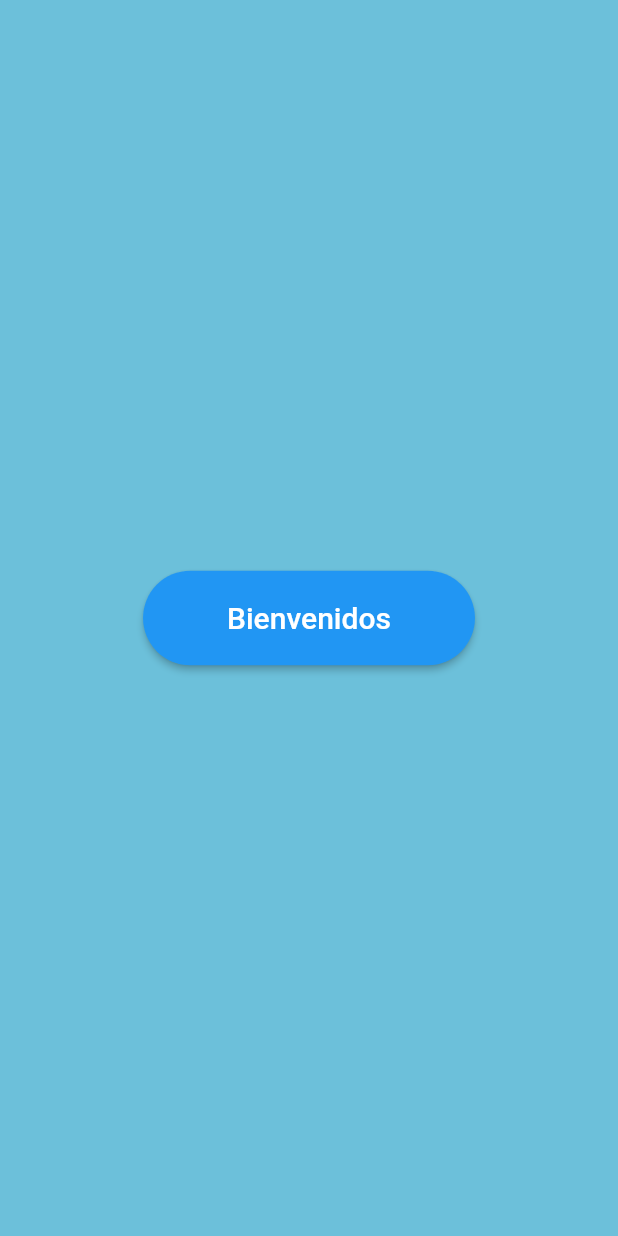
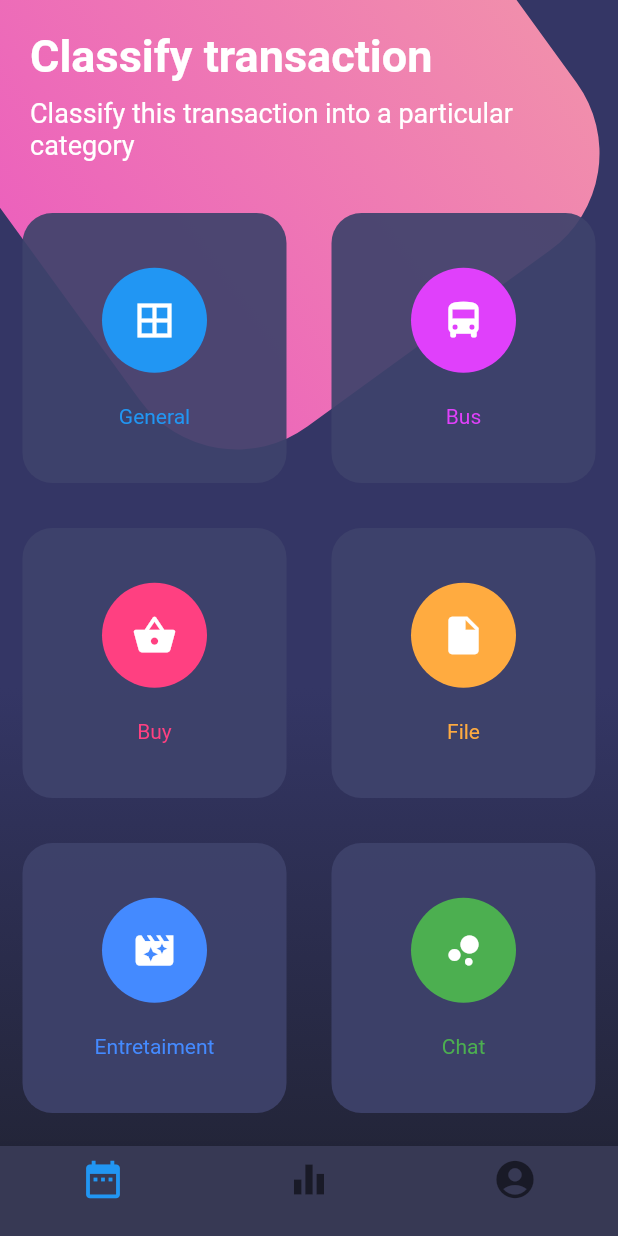
Before and after one commit to EstebanIndiveri/TravelF, a Flutter app: the screen it shows after launch, scrolled down 576 dp, after a tap on "Bienvenidos", on a phone screen of 412 x 824 dp. Run offline on Flutter 3.47's test engine with Material 2 defaults, Android fonts, the phone set to English and light mode, and no system bars.

Commit message:
final update v.1.5

```diff
--- a/lib/main.dart
+++ b/lib/main.dart
@@ -1,12 +1,15 @@
 import 'package:disenos/src/pages/basico_page.dart';
+import 'package:disenos/src/pages/botones_page.dart';
 import 'package:disenos/src/pages/scroll_page.dart';
 import 'package:flutter/material.dart';
+import 'package:flutter/services.dart';
 
 void main() => runApp(MyApp());
 
 class MyApp extends StatelessWidget {
   @override
   Widget build(BuildContext context) {
+    // SystemChrome.setSystemUIOverlayStyle();
     return MaterialApp(
       debugShowCheckedModeBanner: false,
       title: 'Diseños',
@@ -14,6 +17,7 @@ class MyApp extends StatelessWidget {
       routes: {
         'basico':(BuildContext context)=>BasicoPage(),
         'scroll':(BuildContext context)=>ScrollPage(),
+        'botones':(BuildContext context)=>BotonesPage(),
       },
     );
   }
--- /dev/null
+++ b/lib/src/pages/botones_page.dart
@@ -0,0 +1,171 @@
+import 'dart:math';
+import 'dart:ui';
+
+import 'package:flutter/material.dart';
+
+class BotonesPage extends StatelessWidget {
+  @override
+  Widget build(BuildContext context) {
+    return Scaffold(
+      body: Stack(
+        children: <Widget>[
+          _fondoApp(),
+          SingleChildScrollView(
+            child: Column(
+              children: <Widget>[
+                _titulos(),
+                _botonesRedondeados(),
+              ],
+            ),
+          )
+        ],
+      ),
+      bottomNavigationBar: _bottomNavigationBar(context),
+    );
+  }
+
+  Widget _fondoApp() {
+    final gradiente=Container(
+      height: double.infinity,
+      width: double.infinity,
+      decoration: BoxDecoration(
+        gradient: LinearGradient(
+          begin: FractionalOffset(0.0,0.6),
+          end:FractionalOffset(0.0,1.0),
+          colors: [
+            Color.fromRGBO(52, 54, 101, 1.0),
+            Color.fromRGBO(35, 37, 57, 1.0)
+          ]
+        )
+      ),
+    );
+
+    final cajaRosa=Transform.rotate(
+      angle: -pi /5.0,
+      child: Container(
+          height: 360.0,
+          width: 360.0,
+          decoration: BoxDecoration(
+            borderRadius: BorderRadius.circular(80.0),
+            gradient: LinearGradient(
+              colors: [
+                Color.fromRGBO(236, 98, 188, 1.0),
+                Color.fromRGBO(241, 142, 172, 1.0)
+              ]
+            )
+          ),
+        ),
+      );
+
+
+    return Stack(
+      children: <Widget>[
+        gradiente,
+        Positioned(
+          top: -100,
+          child:cajaRosa
+        )
+      ],
+    );
+
+  }
+
+  Widget _titulos() {
+    return SafeArea(
+          child: Container(
+          padding: EdgeInsets.all(20.0),
+          child: Column(
+            crossAxisAlignment: CrossAxisAlignment.start,
+            children: <Widget>[
+              Text('Classify transaction',style:TextStyle(color:Colors.white,fontSize: 30.0,fontWeight: FontWeight.bold)),
+              SizedBox(height: 10.0),
+              Text('Classify this transaction into a particular category',style:TextStyle(color:Colors.white,fontSize: 18.0))
+            ],
+          ),
+        ),
+    );
+  }
+
+  Widget _bottomNavigationBar(BuildContext context){
+    return Theme(
+      data:Theme.of(context).copyWith(
+        canvasColor: Color.fromRGBO(55, 57, 84, 1.0),
+        primaryColor: Color.fromRGBO(241, 142, 172, 1.0),
+        textTheme: Theme.of(context).textTheme.copyWith(caption:TextStyle(color: Color.fromRGBO(116, 117, 152, 1.0)))
+      ),
+      child: BottomNavigationBar(
+        items: <BottomNavigationBarItem>[
+          BottomNavigationBarItem(
+            icon:Icon(Icons.date_range,size: 30.0,),
+            title: Container(),
+          ),
+           BottomNavigationBarItem(
+            icon:Icon(Icons.equalizer,size: 30.0,),
+            title: Container(),
+          ),
+          BottomNavigationBarItem(
+            icon:Icon(Icons.account_circle,size: 30.0,),
+            title: Container(),
+          )
+        ],
+      ),
+    );
+  }
+
+  Widget _botonesRedondeados(){
+    return Table(
+      children: [
+        TableRow(
+          children: [
+            _crearBotonRedondeado(Colors.blue,Icons.border_all,'General'),
+            _crearBotonRedondeado(Colors.purpleAccent,Icons.directions_bus,'Bus')
+          ]
+        ),
+        TableRow(
+          children: [
+            _crearBotonRedondeado(Colors.pinkAccent,Icons.shopping_basket,'Buy'),
+            _crearBotonRedondeado(Colors.orangeAccent,Icons.insert_drive_file,'File')
+          ]
+        ),
+        TableRow(
+          children: [
+            _crearBotonRedondeado(Colors.blueAccent,Icons.movie_filter,'Entretaiment'),
+            _crearBotonRedondeado(Colors.green,Icons.bubble_chart,'Chat')
+          ]
+        ),
+        TableRow(
+          children: [
+            _crearBotonRedondeado(Colors.red,Icons.collections,'Photos'),
+            _crearBotonRedondeado(Colors.teal,Icons.help_outline,'Help')
+          ]
+        )
+      ],
+    );
+  }
+
+  Widget _crearBotonRedondeado(Color color,IconData icono,String texto){
+
+    return Container(
+          height: 180.0,
+          margin: EdgeInsets.all(15.0),
+          decoration: BoxDecoration(
+            color:Color.fromRGBO(62, 66, 107, 0.92),
+            borderRadius: BorderRadius.circular(20.0)
+          ),
+          child: Column(
+            mainAxisAlignment: MainAxisAlignment.spaceAround,
+            children: <Widget>[
+              SizedBox(height: 5.0,),
+              CircleAvatar(
+                backgroundColor: color,
+                radius: 35.0,
+                child: Icon(icono, color: Colors.white,size: 30.0,),
+              ),
+              Text(texto,style: TextStyle(color:color),),
+              SizedBox(height: 5.0,)
+            ],
+          ),
+        );
+  }
+
+}
--- a/lib/src/pages/scroll_page.dart
+++ b/lib/src/pages/scroll_page.dart
@@ -9,7 +9,7 @@ class ScrollPage extends StatelessWidget {
         scrollDirection: Axis.vertical,
         children: <Widget>[
           _pagina1(),
-          _pagina2(),
+          _pagina2(context),
         ],
       ),
     );
@@ -59,7 +59,7 @@ class ScrollPage extends StatelessWidget {
     );
   }
 
-   Widget _pagina2() {
+   Widget _pagina2(BuildContext context) {
    return Container(
     width: double.infinity,
     height: double.infinity,
@@ -73,7 +73,9 @@ class ScrollPage extends StatelessWidget {
           padding: EdgeInsets.symmetric(horizontal: 40.0,vertical: 20.0),
           child:Text('Bienvenidos',style: TextStyle(fontSize: 20.0)),
         ),
-        onPressed: (){},
+        onPressed: (){
+          Navigator.pushNamed(context, 'botones');
+        },
       ),
     ),
    );
```
